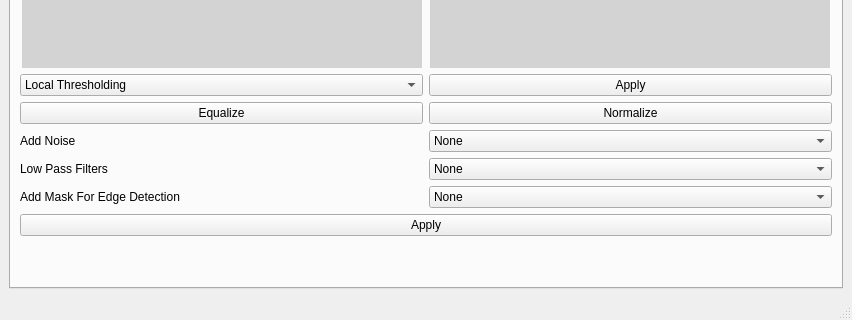
Old version of the form main.ui in the repository hassanowis/Vision-Pro-Toolkit; both pictures show x 0 to 852 and y 437 to 757 of the 852 by 757 pixel window.
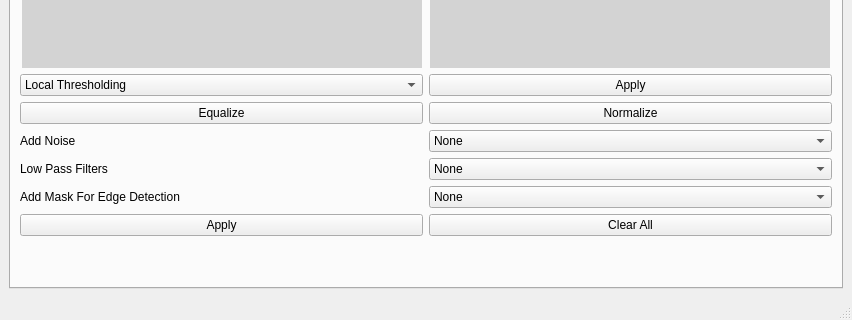
New version of the form.

Commit message: add multiple noise and filters

Patch:
```diff
--- a/main.ui
+++ b/main.ui
@@ -26,7 +26,7 @@
        </attribute>
        <layout class="QGridLayout" name="gridLayout_2">
         <item row="0" column="0">
-         <layout class="QVBoxLayout" name="verticalLayout_2">
+         <layout class="QVBoxLayout" name="verticalLayout">
           <item>
            <layout class="QHBoxLayout" name="horizontalLayout_5">
             <item>
@@ -76,8 +76,6 @@
            </layout>
           </item>
           <item>
-           <layout class="QVBoxLayout" name="verticalLayout">
-            <item>
              <layout class="QHBoxLayout" name="horizontalLayout_8">
               <item>
                <widget class="QComboBox" name="comboBox_2">
@@ -241,12 +239,21 @@
              </layout>
             </item>
             <item>
+           <layout class="QHBoxLayout" name="horizontalLayout_6">
+            <item>
              <widget class="QPushButton" name="process_btn">
               <property name="text">
                <string>Apply</string>
               </property>
              </widget>
             </item>
+            <item>
+             <widget class="QPushButton" name="clear_btn">
+              <property name="text">
+               <string>Clear All</string>
+              </property>
+             </widget>
+            </item>
            </layout>
           </item>
          </layout>
```
Lines whose indentation alone changed are shown as unchanged. The commit also changes 1 other file.
